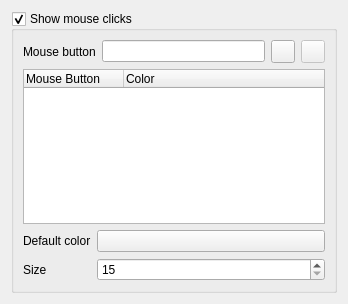
First picture: the form in src/ui/mouse.ui, repository hippich/recorditnow, before the edit.
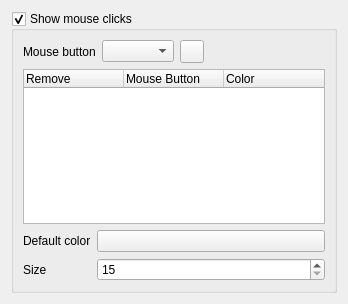
Second picture: the form after the edit. Custom widgets are drawn as their Qt base class.

Commit message: improved mouse config

Diff of the .ui file:
```diff
--- a/src/ui/mouse.ui
+++ b/src/ui/mouse.ui
@@ -36,7 +36,7 @@
          </widget>
         </item>
         <item>
-         <widget class="KLineEdit" name="addEdit"/>
+         <widget class="KComboBox" name="buttonCombo"/>
         </item>
         <item>
          <widget class="QToolButton" name="addButton">
@@ -46,14 +46,17 @@
          </widget>
         </item>
         <item>
-         <widget class="QToolButton" name="removeButton">
-          <property name="enabled">
-           <bool>false</bool>
+         <spacer name="horizontalSpacer">
+          <property name="orientation">
+           <enum>Qt::Horizontal</enum>
           </property>
-          <property name="text">
-           <string/>
+          <property name="sizeHint" stdset="0">
+           <size>
+            <width>40</width>
+            <height>20</height>
+           </size>
           </property>
-         </widget>
+         </spacer>
         </item>
        </layout>
       </item>
@@ -68,6 +71,32 @@
         <property name="animated">
          <bool>false</bool>
         </property>
+        <property name="columnCount">
+         <number>3</number>
+        </property>
+        <attribute name="headerDefaultSectionSize">
+         <number>100</number>
+        </attribute>
+        <attribute name="headerMinimumSectionSize">
+         <number>22</number>
+        </attribute>
+        <attribute name="headerStretchLastSection">
+         <bool>false</bool>
+        </attribute>
+        <attribute name="headerDefaultSectionSize">
+         <number>100</number>
+        </attribute>
+        <attribute name="headerMinimumSectionSize">
+         <number>22</number>
+        </attribute>
+        <attribute name="headerStretchLastSection">
+         <bool>false</bool>
+        </attribute>
+        <column>
+         <property name="text">
+          <string>Remove</string>
+         </property>
+        </column>
         <column>
          <property name="text">
           <string>Mouse Button</string>
@@ -126,9 +155,9 @@
    <header>knuminput.h</header>
   </customwidget>
   <customwidget>
-   <class>KLineEdit</class>
-   <extends>QLineEdit</extends>
-   <header>klineedit.h</header>
+   <class>KComboBox</class>
+   <extends>QComboBox</extends>
+   <header>kcombobox.h</header>
   </customwidget>
   <customwidget>
    <class>KColorButton</class>
```
The commit also changes 4 other files.
